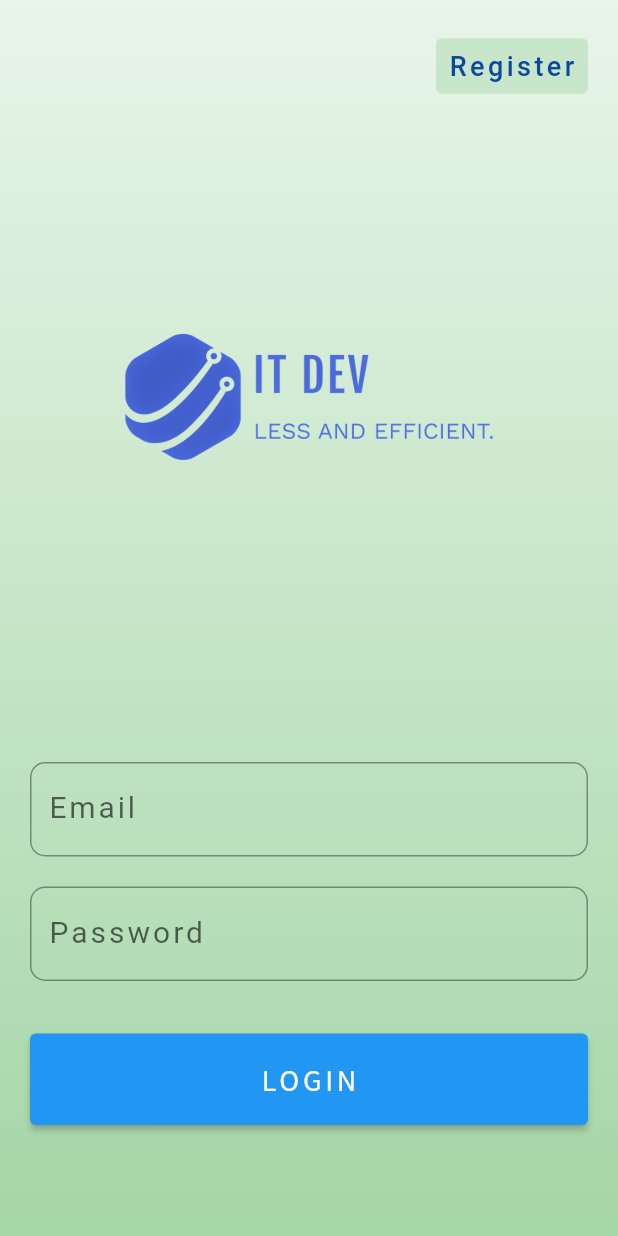
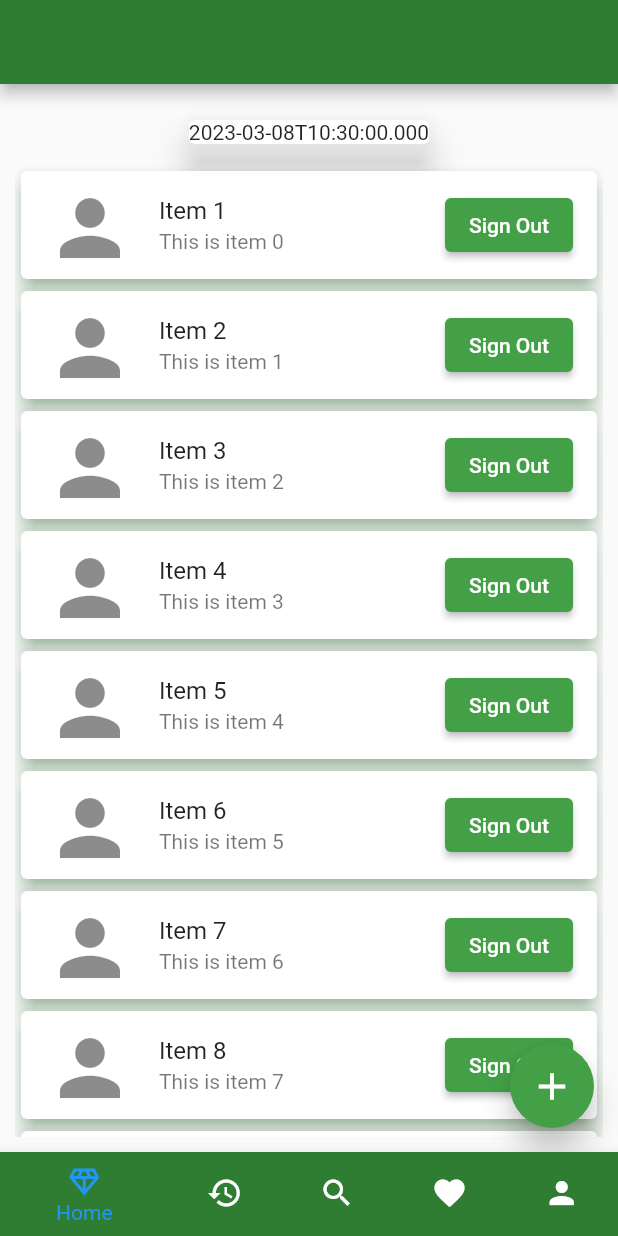
Before and after one commit to webcode2/AppFrame-Flutter, a Flutter app: the screen it shows after launch, on a phone screen of 412 x 824 dp. Run offline on Flutter 3.47's test engine with Material 2 defaults, Android fonts, the phone set to English and light mode, and no system bars.

Commit message:
Default home  designed

```diff
--- a/lib/main.dart
+++ b/lib/main.dart
@@ -1,4 +1,4 @@
-import 'package:app_frame/src/auth_stack.dart';
+import 'package:app_frame/src/navigations/auth_wrapper.dart';
 import 'package:flutter/material.dart';
 
 void main() {
@@ -13,11 +13,11 @@ class MyApp extends StatelessWidget {
   Widget build(BuildContext context) {
     return MaterialApp(
       debugShowCheckedModeBanner: false,
-      title: 'Flutter Demo',
+      title: 'Estate App',
       theme: ThemeData(
         primarySwatch: Colors.blue,
       ),
-      home: const AuthStack(),
+      home: const AuthenticationWrapper(),
     );
   }
 }
--- a/lib/src/auth_stack.dart
+++ b/lib/src/navigations/auth_stack.dart
@@ -10,7 +10,7 @@ class AuthStack extends StatefulWidget {
 }
 
 class _AuthStackState extends State<AuthStack> {
-  int _currentIndex = 0;
+  final int _currentIndex = 0;
 
   final List<Widget> _screens = [
     const LoginScreen(),
--- /dev/null
+++ b/lib/src/navigations/auth_wrapper.dart
@@ -0,0 +1,37 @@
+import 'package:app_frame/src/navigations/auth_stack.dart';
+import 'package:flutter/material.dart';
+
+import '../screen/homepage.dart';
+
+class AuthenticationWrapper extends StatefulWidget {
+  const AuthenticationWrapper({super.key});
+
+  @override
+  State<AuthenticationWrapper> createState() => _AuthenticationWrapperState();
+}
+
+class _AuthenticationWrapperState extends State<AuthenticationWrapper> {
+  bool _isLoggedIn = false;
+
+  @override
+  void initState() {
+    super.initState();
+    // Check if the user is already logged in
+    // You can use any authentication package like firebase_auth or custom logic
+    _checkIfLoggedIn();
+  }
+
+  void _checkIfLoggedIn() async {
+    // TODO Add your authentication logic here
+
+    bool isLoggedIn = true;
+    setState(() {
+      _isLoggedIn = isLoggedIn;
+    });
+  }
+
+  @override
+  Widget build(BuildContext context) {
+    return _isLoggedIn ? const Home() : const AuthStack();
+  }
+}
--- /dev/null
+++ b/lib/src/screen/defaut_home.dart
@@ -0,0 +1,89 @@
+import 'package:flutter/material.dart';
+
+class DefaultHomeScreen extends StatefulWidget {
+  const DefaultHomeScreen({Key? key}) : super(key: key);
+
+  @override
+  State<DefaultHomeScreen> createState() => _DefaultHomeScreenState();
+}
+
+class _DefaultHomeScreenState extends State<DefaultHomeScreen> {
+  final List<String> _fakeData = [
+    'Item 1',
+    'Item 2',
+    'Item 3',
+    'Item 4',
+    'Item 5',
+    'Item 6',
+    'Item 7',
+    'Item 8',
+    'Item 9',
+    'Item 10',
+  ];
+  @override
+  Widget build(BuildContext context) {
+    return Scaffold(
+      body: SafeArea(
+        child: Padding(
+          padding: const EdgeInsets.fromLTRB(10, 10, 10, 10),
+          child: Column(children: [
+            Container(
+              padding: const EdgeInsets.symmetric(horizontal: 10, vertical: 10),
+              decoration:
+                  BoxDecoration(borderRadius: BorderRadius.circular(10)),
+              child: Card(
+                  elevation: 10,
+                  child: Column(
+                    children: [
+                      Text(
+                        DateTime.now().toIso8601String(),
+                      ),
+                    ],
+                  )),
+            ),
+            Expanded(
+              child: ListView.builder(
+                itemCount: _fakeData.length,
+                itemBuilder: (BuildContext context, int index) {
+                  return Card(
+                    shadowColor: Colors.green.shade300,
+                    color: Colors.white,
+                    elevation: 5,
+                    child: ListTile(
+                      leading: const Icon(
+                        Icons.person,
+                        size: 60,
+                      ),
+                      title: Text(_fakeData[index]),
+                      trailing: ElevatedButton(
+                        onPressed: () {},
+                        style: ButtonStyle(
+                          backgroundColor:
+                              MaterialStatePropertyAll(Colors.green.shade600),
+                        ),
+                        child: const Text("Sign Out"),
+                      ),
+                      subtitle: Text('This is item $index'),
+                      onTap: () {
+// Do something when the user taps on the list tile
+                      },
+                    ),
+                  );
+                },
+              ),
+            ),
+          ]),
+        ),
+      ),
+      floatingActionButton: FloatingActionButton(
+        backgroundColor: Colors.green.shade600,
+        elevation: 8,
+        child: const Icon(
+          Icons.add,
+          size: 30,
+        ),
+        onPressed: () {},
+      ),
+    );
+  }
+}
--- /dev/null
+++ b/lib/src/screen/homepage.dart
@@ -0,0 +1,66 @@
+import 'package:app_frame/src/screen/test.dart';
+import 'package:flutter/material.dart';
+
+import 'defaut_home.dart';
+
+class Home extends StatefulWidget {
+  const Home({super.key});
+
+  @override
+  State<Home> createState() => _HomeState();
+}
+
+class _HomeState extends State<Home> {
+  int _selectedIndex = 0;
+  static const List<Widget> _widgetOptions = <Widget>[
+    DefaultHomeScreen(),
+    ScreenOne(),
+    ScreenTwo(),
+    ScreenThree(),
+    ScreenFour(),
+  ];
+  void _onItemTapped(int index) {
+    setState(() {
+      _selectedIndex = index;
+    });
+  }
+
+  @override
+  Widget build(BuildContext context) {
+    return Scaffold(
+      appBar: AppBar(
+        backgroundColor: Colors.green.shade800,
+      ),
+      body: _widgetOptions.elementAt(_selectedIndex),
+      bottomNavigationBar: BottomNavigationBar(
+        useLegacyColorScheme: true,
+        items: <BottomNavigationBarItem>[
+          BottomNavigationBarItem(
+            icon: const Icon(Icons.diamond_outlined),
+            backgroundColor: Colors.green.shade800,
+            label: 'Home',
+          ),
+          const BottomNavigationBarItem(
+            icon: Icon(Icons.history_sharp),
+            label: 'Screen one',
+          ),
+          const BottomNavigationBarItem(
+            icon: Icon(Icons.search),
+            label: 'Screen Two',
+          ),
+          const BottomNavigationBarItem(
+            icon: Icon(Icons.favorite),
+            label: 'Screen Three',
+          ),
+          const BottomNavigationBarItem(
+            icon: Icon(Icons.person),
+            label: 'Screen Four',
+          ),
+        ],
+        currentIndex: _selectedIndex,
+        selectedItemColor: Colors.blue,
+        onTap: _onItemTapped,
+      ),
+    );
+  }
+}
--- /dev/null
+++ b/lib/src/screen/test.dart
@@ -0,0 +1,45 @@
+import 'package:flutter/material.dart';
+
+class ScreenOne extends StatelessWidget {
+  const ScreenOne({super.key});
+
+  @override
+  Widget build(BuildContext context) {
+    return const Center(
+      child: Text('Screen One'),
+    );
+  }
+}
+
+class ScreenTwo extends StatelessWidget {
+  const ScreenTwo({super.key});
+
+  @override
+  Widget build(BuildContext context) {
+    return const Center(
+      child: Text('Screen Two'),
+    );
+  }
+}
+
+class ScreenThree extends StatelessWidget {
+  const ScreenThree({super.key});
+
+  @override
+  Widget build(BuildContext context) {
+    return const Center(
+      child: Text('Screen Three'),
+    );
+  }
+}
+
+class ScreenFour extends StatelessWidget {
+  const ScreenFour({super.key});
+
+  @override
+  Widget build(BuildContext context) {
+    return const Center(
+      child: Text('Screen Four'),
+    );
+  }
+}
```
